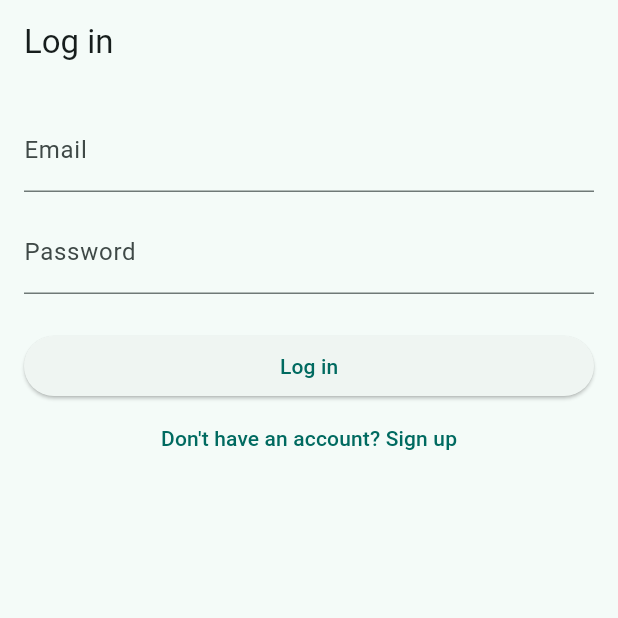
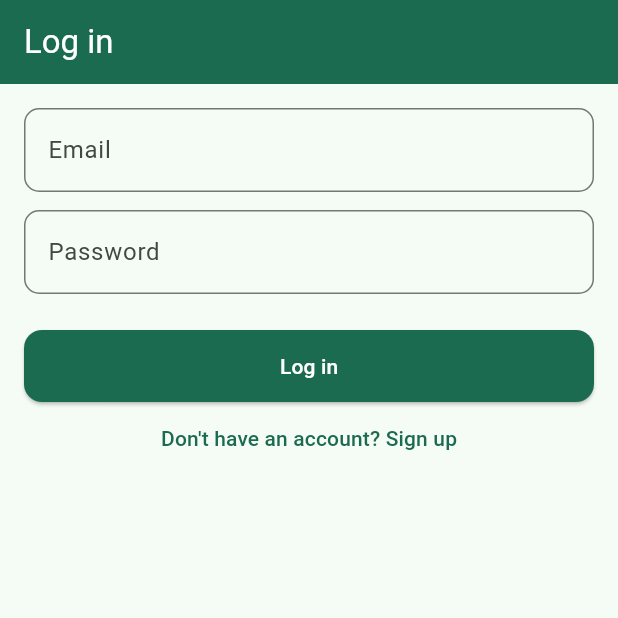
Before and after one commit to maldabaani/EVAggregator, a Flutter app: the screen it shows after launch, on a phone screen of 412 x 824 dp, the top half of it. Run offline on Flutter 3.47's test engine with Material 3 defaults, Android fonts, the phone set to English and light mode, and no system bars; our stand-ins replace clock, flutter_map, latlong2, shared_preferences; missing offline and left inert: live_activities; accounts and stored records are empty.

Commit message:
Give the app a clean, modern green theme
Replaces the plain Colors.teal seed with a deliberate EV-charging green
(a crisp emerald-teal, distinct from Material's stock swatches), plus
flat AppBar styling, rounded buttons/inputs, and outlined cards so the
whole app reads as one consistent, modern look rather than Material
defaults with a color swapped in. Light mode only.

```diff
--- a/mobile/lib/app.dart
+++ b/mobile/lib/app.dart
@@ -5,6 +5,7 @@ import 'core/api/api_client.dart';
 import 'core/api/driver_api.dart';
 import 'core/auth/auth_session.dart';
 import 'core/live_activity/live_activity_controller.dart';
+import 'core/theme/app_theme.dart';
 import 'features/account/account_screen.dart';
 import 'features/auth/login_screen.dart';
 import 'features/auth/signup_screen.dart';
@@ -41,7 +42,7 @@ class _EvAggregatorAppState extends State<EvAggregatorApp> {
   Widget build(BuildContext context) {
     return MaterialApp(
       title: 'EV Aggregator',
-      theme: ThemeData(colorScheme: ColorScheme.fromSeed(seedColor: Colors.teal), useMaterial3: true),
+      theme: AppTheme.light,
       home: AnimatedBuilder(
         animation: widget.authSession,
         builder: (context, _) {
--- /dev/null
+++ b/mobile/lib/core/theme/app_theme.dart
@@ -0,0 +1,66 @@
+import 'package:flutter/material.dart';
+
+/// The driver app's visual identity — a clean, modern light theme built
+/// around an EV-charging green rather than Material's stock green/teal
+/// swatches. `ColorScheme.fromSeed` derives the full tonal palette (button
+/// states, container colors, borders) from [_seed] so every screen stays
+/// consistent without hand-picking each shade.
+class AppTheme {
+  AppTheme._();
+
+  /// A crisp emerald with a slight teal lean — reads as "charge/energy"
+  /// without tipping into either Material's stock green or the app's
+  /// previous plain teal.
+  static const Color _seed = Color(0xFF0BA37A);
+
+  static ThemeData get light {
+    final colorScheme = ColorScheme.fromSeed(seedColor: _seed, brightness: Brightness.light);
+
+    return ThemeData(
+      useMaterial3: true,
+      colorScheme: colorScheme,
+      scaffoldBackgroundColor: colorScheme.surface,
+      appBarTheme: AppBarTheme(
+        backgroundColor: colorScheme.primary,
+        foregroundColor: colorScheme.onPrimary,
+        elevation: 0,
+        centerTitle: false,
+      ),
+      navigationBarTheme: NavigationBarThemeData(
+        backgroundColor: colorScheme.surface,
+        indicatorColor: colorScheme.primaryContainer,
+        elevation: 1,
+      ),
+      elevatedButtonTheme: ElevatedButtonThemeData(
+        style: ElevatedButton.styleFrom(
+          backgroundColor: colorScheme.primary,
+          foregroundColor: colorScheme.onPrimary,
+          padding: const EdgeInsets.symmetric(vertical: 14, horizontal: 20),
+          shape: RoundedRectangleBorder(borderRadius: BorderRadius.circular(12)),
+        ),
+      ),
+      outlinedButtonTheme: OutlinedButtonThemeData(
+        style: OutlinedButton.styleFrom(
+          foregroundColor: colorScheme.primary,
+          side: BorderSide(color: colorScheme.primary),
+          padding: const EdgeInsets.symmetric(vertical: 14, horizontal: 20),
+          shape: RoundedRectangleBorder(borderRadius: BorderRadius.circular(12)),
+        ),
+      ),
+      inputDecorationTheme: InputDecorationTheme(
+        border: OutlineInputBorder(borderRadius: BorderRadius.circular(10)),
+        focusedBorder: OutlineInputBorder(
+          borderRadius: BorderRadius.circular(10),
+          borderSide: BorderSide(color: colorScheme.primary, width: 2),
+        ),
+      ),
+      cardTheme: CardThemeData(
+        elevation: 0,
+        shape: RoundedRectangleBorder(
+          borderRadius: BorderRadius.circular(14),
+          side: BorderSide(color: colorScheme.outlineVariant),
+        ),
+      ),
+    );
+  }
+}
```
